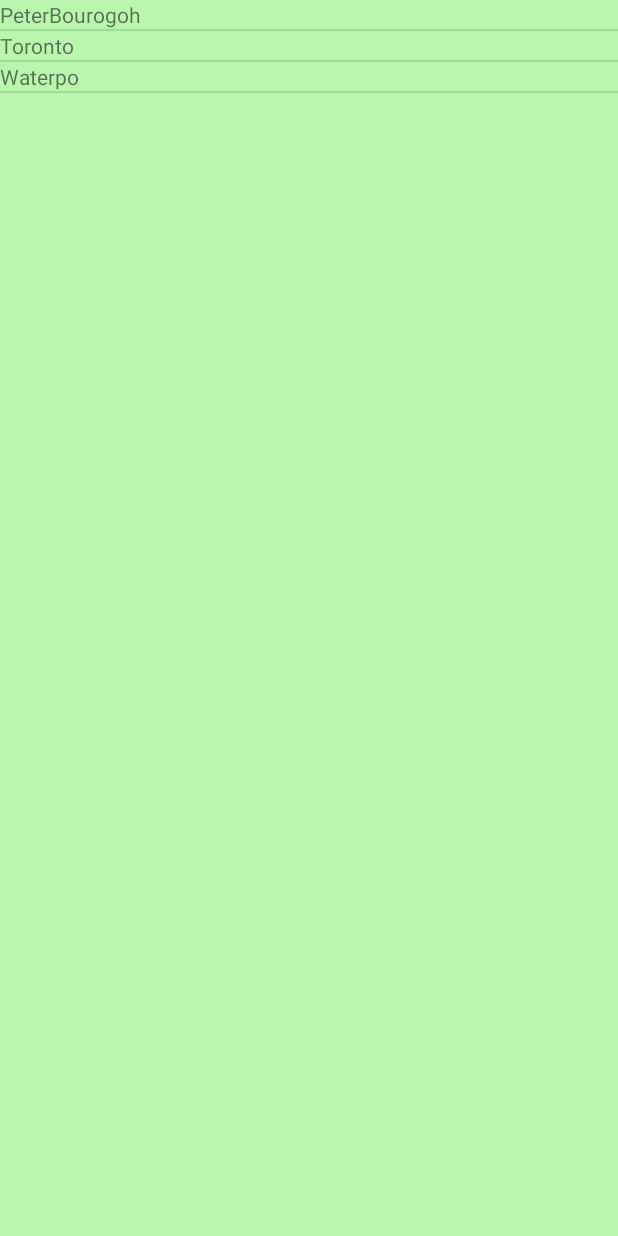
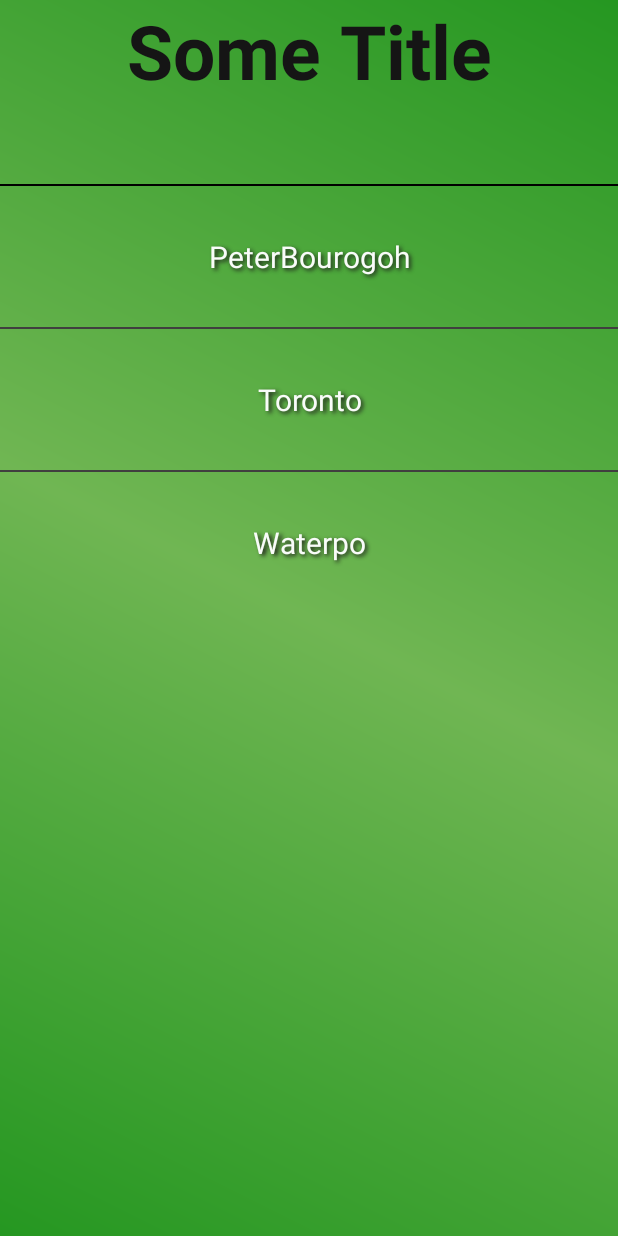
Before and after one commit to tzhang995/ECHacks2016, an Android app: the screen it shows after launch (MainActivity), on a phone screen of 412 x 824 dp. Run offline under Robolectric (Android 15) with nearby library versions, the phone set to English and light mode, and no system bars.

Commit message:
edited layout and UI

```diff
--- a/app/src/main/res/layout/activity_main.xml
+++ b/app/src/main/res/layout/activity_main.xml
@@ -1,16 +1,33 @@
 <?xml version="1.0" encoding="utf-8"?>
-<FrameLayout xmlns:android="http://schemas.android.com/apk/res/android"
+<LinearLayout xmlns:android="http://schemas.android.com/apk/res/android"
     xmlns:tools="http://schemas.android.com/tools"
     android:id="@+id/activity_main"
     android:layout_width="match_parent"
     android:layout_height="match_parent"
-    android:background="#BAF6AE"
+    android:orientation="vertical"
+    android:background="@layout/background"
     tools:context="com.example.zy.echacks2016.MainActivity">
+
+    <TextView
+        android:layout_width="match_parent"
+        android:layout_height="wrap_content"
+        android:text="Some Title"
+        android:textStyle="bold"
+        android:textSize="50dp"
+        android:textColor="#151515"
+        android:paddingBottom="55dp"
+        android:textAlignment="center"/>
+    <View
+        android:layout_width="match_parent"
+        android:layout_height="2px"
+        android:background="@android:color/black"/>
 
     <ListView
         android:layout_width="match_parent"
-        android:layout_height="match_parent"
+        android:layout_height="wrap_content"
+        android:divider="#403F3F"
+        android:dividerHeight="2px"
         android:id="@+id/city_list_view">
+    </ListView>
 
-    </ListView>
-</FrameLayout>
+</LinearLayout>
--- a/app/src/main/res/layout/city_listitem.xml
+++ b/app/src/main/res/layout/city_listitem.xml
@@ -2,7 +2,17 @@
 <TextView
     xmlns:android="http://schemas.android.com/apk/res/android"
     android:orientation="vertical"
-    android:layout_width="wrap_content"
-    android:layout_height="wrap_content"
+    android:layout_width="match_parent"
+    android:layout_height="match_parent"
+    android:gravity="center_horizontal"
+    android:id="@+id/text1"
+    android:padding="50px"
     android:text="Hello"
-    android:id="@+id/text1"/>
+    android:textSize="20dp"
+    android:textColor="#F9FCF9"
+    android:shadowColor="#1B1919"
+    android:shadowDx="2.5"
+    android:shadowDy="2.3"
+    android:shadowRadius="2.6"
+
+/>
```
Also changed, not shown: app/src/main/res/layout/background.xml (added, +19 -0 lines).
